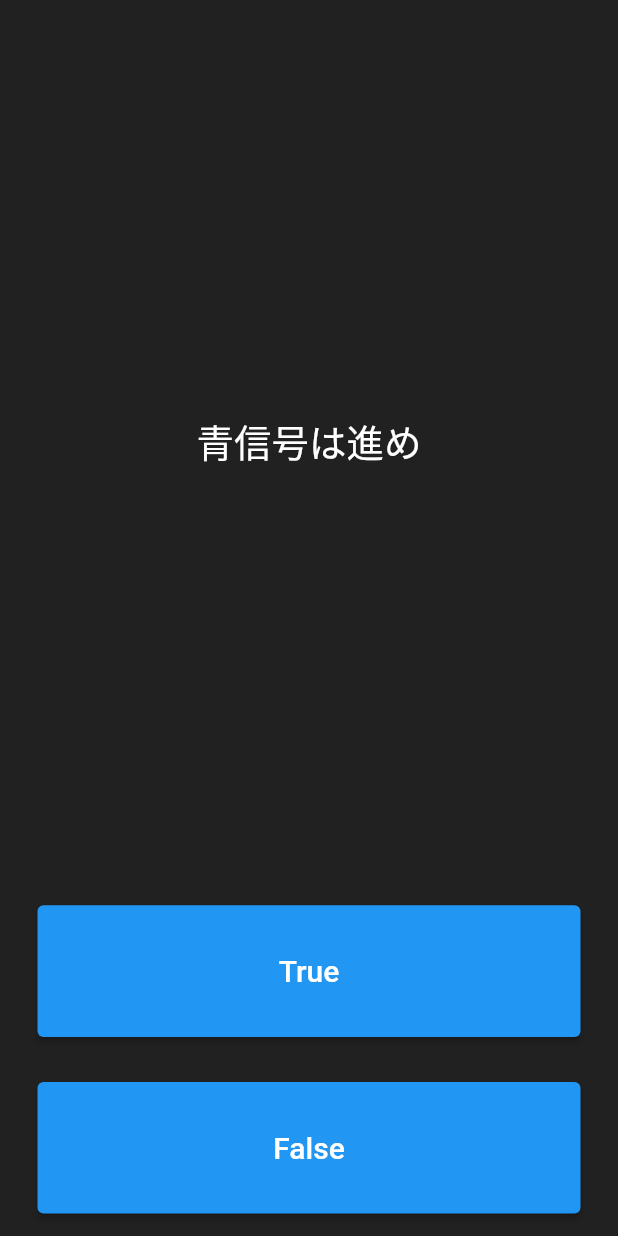
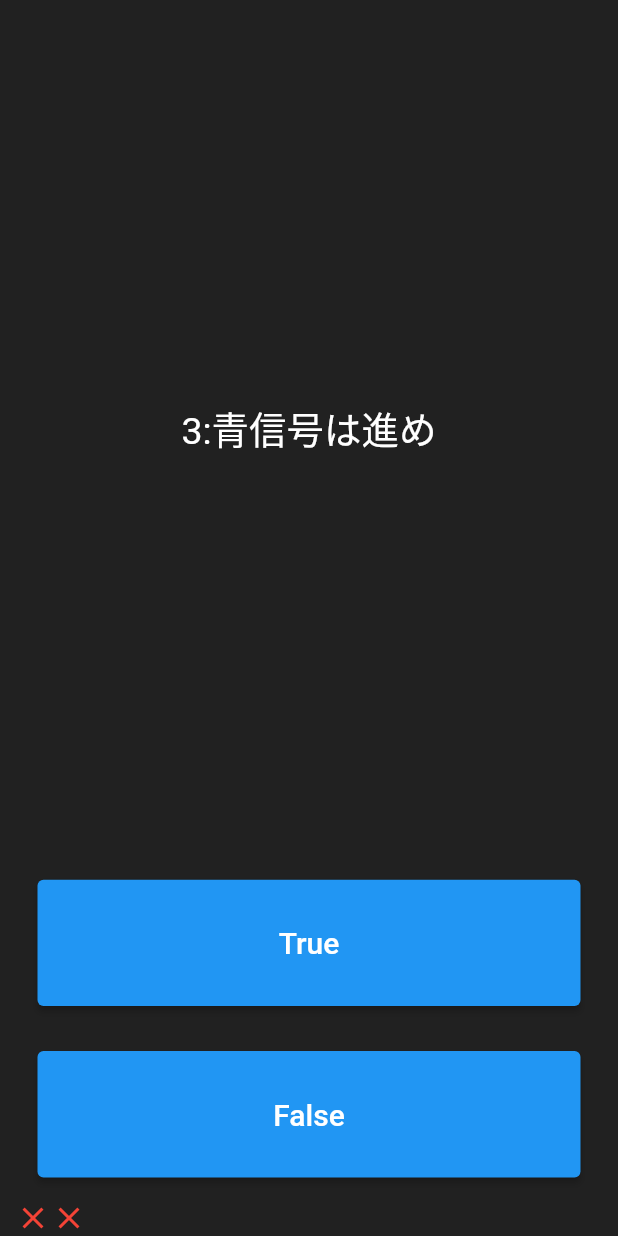
Before and after one commit to mimimimaimai55/quizzler, a Flutter app: the screen it shows after launch, after a tap on "True", after a tap on "False", on a phone screen of 412 x 824 dp. Run offline on Flutter 3.47's test engine with Material 2 defaults, Android fonts, the phone set to English and light mode, and no system bars.

Commit message:
アラート設置の前まで

```diff
--- a/lib/main.dart
+++ b/lib/main.dart
@@ -1,5 +1,7 @@
 import 'package:flutter/material.dart';
-import 'question.dart';
+import 'quiz_brain.dart';
+
+QuizBrain quizBrain = QuizBrain();
 
 void main() => runApp(Quizzler());
 
@@ -29,13 +31,21 @@ class QuizPage extends StatefulWidget {
 
   List<Icon> scoreKeeper = [];
 
-  List<Question> questionBank = [
-      Question(q: '青信号は止まれ', a: false),
-      Question(q: '赤信号は止まれ', a: true),
-      Question(q: '青信号は進め', a: true),
-    ];
+  void checkAnswer(bool userPickedAnswer){
+    bool correctAnswer = quizBrain.getCorrectAnswer(1);
 
-  var questionNumber = 0;
+    setState(() {
+
+    if (userPickedAnswer == correctAnswer){
+      scoreKeeper.add(Icon(Icons.check, color: Colors.green,));
+    } else {
+      scoreKeeper.add(Icon(Icons.close, color:Colors.red));
+    }
+
+      quizBrain.nextQuestion();
+    });
+
+  }
 
     @override
   Widget build(BuildContext context){
@@ -49,7 +59,7 @@ class QuizPage extends StatefulWidget {
             padding:EdgeInsets.all(10.0),
             child: Center(
               child: Text(
-                questionBank[questionNumber].questionText,
+                quizBrain.getQuestionText(1),
                 textAlign: TextAlign.center,
                 style:TextStyle(
                   fontSize: 25.0,
@@ -73,19 +83,7 @@ class QuizPage extends StatefulWidget {
                ),
               onPressed: (){
                 //The user picked true.
-
-                bool correctAnswer = questionBank[questionNumber].questionAnswer;
-
-                if (correctAnswer == true){
-                  print('正解！');
-                } else {
-                  print('不正解');
-                }
-
-                setState(() {
-                  questionNumber++;
-                });
-                print(questionNumber);
+                checkAnswer(true);
 
               },
             ),
@@ -106,19 +104,7 @@ class QuizPage extends StatefulWidget {
                 ),
               ),
               onPressed: (){
-
-                bool correctAnswer = questionBank[questionNumber].questionAnswer;
-
-                if (correctAnswer == false){
-                  print('正解！');
-                } else {
-                  print('不正解');
-                }
-
-                setState(() {
-                  questionNumber++;
-                });
-                print(questionNumber);
+                checkAnswer(false);
               },
             ),
           ),
--- /dev/null
+++ b/lib/quiz_brain.dart
@@ -0,0 +1,37 @@
+import 'question.dart';
+
+class QuizBrain{
+  int _questionNumber = 0;
+
+  List<Question> _questionBank = [
+    Question(q: '1:青信号は止まれ', a: false),
+    Question(q: '2:赤信号は止まれ', a: true),
+    Question(q: '3:青信号は進め', a: true),
+    Question(q: '4:青信号は止まれ', a: false),
+    Question(q: '5:赤信号は止まれ', a: true),
+    Question(q: '6:青信号は進め', a: true),
+    Question(q: '7:青信号は止まれ', a: false),
+    Question(q: '8:赤信号は止まれ', a: true),
+    Question(q: '9:青信号は進め', a: true),
+    Question(q: '10:青信号は止まれ', a: false),
+    Question(q: '11:赤信号は止まれ', a: true),
+    Question(q: '12:青信号は進め', a: true),
+    Question(q: '13:青信号は止まれ', a: false),
+  ];
+
+  void nextQuestion(){
+    if (_questionNumber < _questionBank.length - 1){
+      _questionNumber++;
+    }
+    print(_questionNumber);
+    print(_questionBank.length);
+  }
+
+String getQuestionText(int questionNumber){
+  return _questionBank[_questionNumber].questionText;
+}
+
+bool getCorrectAnswer(int questionNumber){
+  return _questionBank[_questionNumber].questionAnswer;
+}
+}
```
